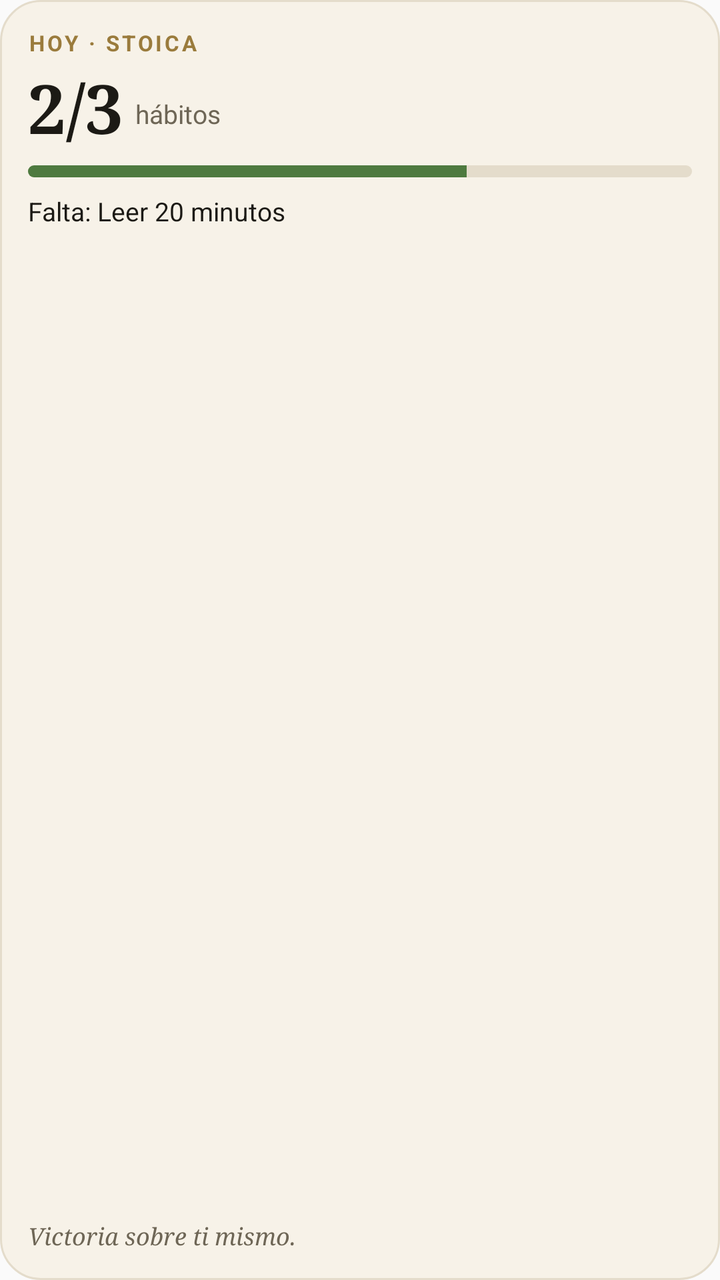
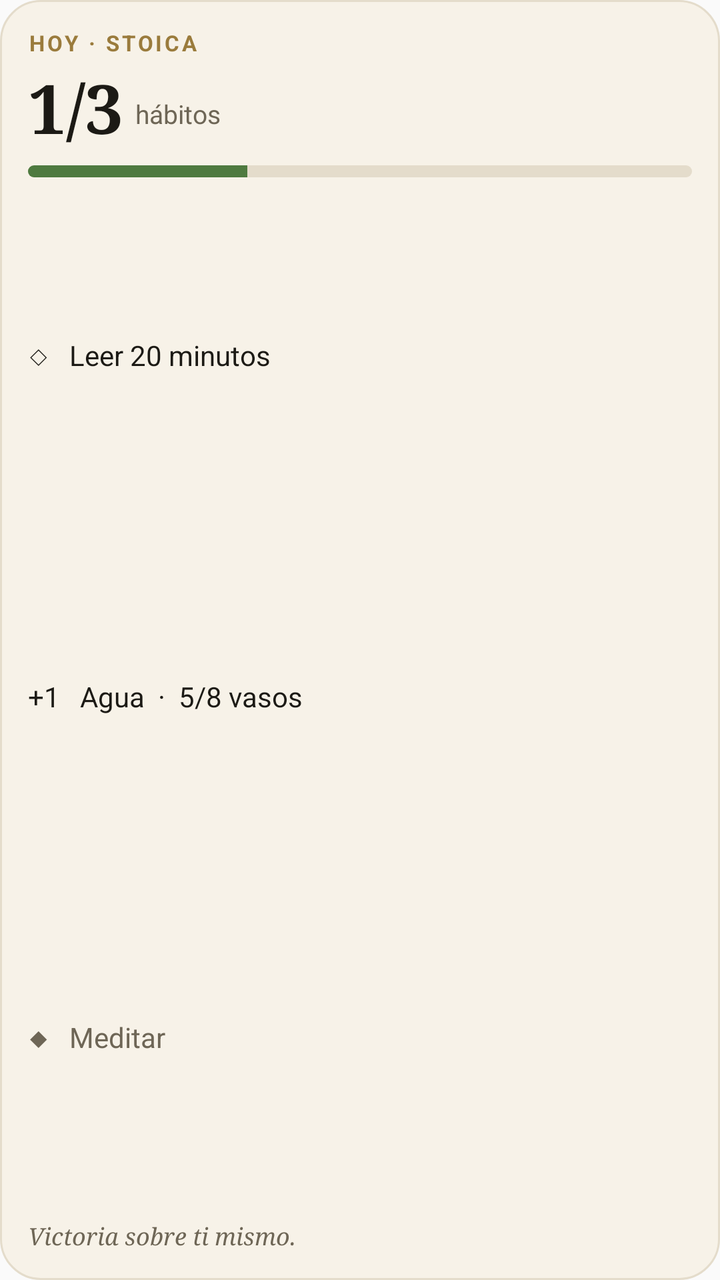

Compare the two renders of this Android layout. The source of the first and the diff that turns it into the second are given below.
<!-- AndroidManifest.xml: application theme AppTheme -->
<!-- res/layout/widget_hoy_muestra.xml -->
<?xml version="1.0" encoding="utf-8"?>
<LinearLayout xmlns:android="http://schemas.android.com/apk/res/android" android:id="@+id/widget_raiz" android:layout_width="match_parent" android:layout_height="match_parent" android:background="@drawable/widget_fondo" android:orientation="vertical" android:padding="14dp">

    <TextView android:id="@+id/w_titulo" android:layout_width="wrap_content" android:layout_height="wrap_content" android:letterSpacing="0.12" android:text="@string/widget_titulo" android:textColor="@color/widget_dorado" android:textSize="11sp" android:textStyle="bold"/>

    <LinearLayout android:layout_width="match_parent" android:layout_height="wrap_content" android:layout_marginTop="2dp" android:gravity="bottom" android:orientation="horizontal">

        <TextView android:id="@+id/w_numero" android:layout_width="wrap_content" android:layout_height="wrap_content" android:fontFamily="serif" android:text="2/3" android:textColor="@color/widget_texto" android:textSize="34sp" android:textStyle="bold"/>

        <TextView android:id="@+id/w_detalle" android:layout_width="wrap_content" android:layout_height="wrap_content" android:layout_marginStart="6dp" android:layout_marginBottom="5dp" android:textColor="@color/widget_suave" android:textSize="13sp" android:text="hábitos"/>
    </LinearLayout>

    <ProgressBar android:id="@+id/w_barra" style="?android:attr/progressBarStyleHorizontal" android:layout_width="match_parent" android:layout_height="6dp" android:layout_marginTop="6dp" android:max="100" android:progress="66" android:progressDrawable="@drawable/widget_barra"/>

    <TextView android:id="@+id/w_texto" android:layout_width="match_parent" android:layout_height="wrap_content" android:layout_marginTop="8dp" android:ellipsize="end" android:maxLines="4" android:text="Falta: Leer 20 minutos" android:textColor="@color/widget_texto" android:textSize="13sp"/>

    
    <FrameLayout android:layout_width="match_parent" android:layout_height="0dp" android:layout_weight="1"/>

    <TextView android:id="@+id/w_frase" android:layout_width="match_parent" android:layout_height="wrap_content" android:layout_marginTop="6dp" android:ellipsize="end" android:fontFamily="serif" android:maxLines="2" android:text="Victoria sobre ti mismo." android:textColor="@color/widget_suave" android:textSize="12sp" android:textStyle="italic"/>
</LinearLayout>
<!-- resources referenced by this layout -->
<resources>
  <color name="widget_dorado">#9A7B3C</color>
  <color name="widget_suave">#6E6656</color>
  <color name="widget_texto">#1C1A15</color>
  <!-- drawable widget_barra (drawable) -->
  <?xml version="1.0" encoding="utf-8"?>
  <layer-list xmlns:android="http://schemas.android.com/apk/res/android">
      <item android:id="@android:id/background">
          <shape>
              <corners android:radius="3dp" />
              <solid android:color="@color/widget_borde" />
          </shape>
      </item>
      <item android:id="@android:id/progress">
          <clip>
              <shape>
                  <corners android:radius="3dp" />
                  <solid android:color="@color/widget_verde" />
              </shape>
          </clip>
      </item>
  </layer-list>
  <!-- drawable widget_fondo (drawable) -->
  <?xml version="1.0" encoding="utf-8"?>
  <shape xmlns:android="http://schemas.android.com/apk/res/android" android:shape="rectangle">
      <solid android:color="@color/widget_fondo" />
      <corners android:radius="20dp" />
      <stroke android:width="1dp" android:color="@color/widget_borde" />
  </shape>
  <string name="widget_titulo">HOY · STOICA</string>
  <style name="AppTheme" parent="Theme.AppCompat.Light.DarkActionBar">
          
          <item name="colorPrimary">@color/colorPrimary</item>
          <item name="colorPrimaryDark">@color/colorPrimaryDark</item>
          <item name="colorAccent">@color/colorAccent</item>
      </style>
  <color name="widget_borde">#E4DCCB</color>
  <color name="widget_verde">#4E7A3F</color>
  <color name="widget_fondo">#F7F2E8</color>
</resources>

<!-- the commit's change to res/layout/widget_hoy_muestra.xml (unified diff, before → after) -->
@@ -5,17 +5,30 @@
 
     <LinearLayout android:layout_width="match_parent" android:layout_height="wrap_content" android:layout_marginTop="2dp" android:gravity="bottom" android:orientation="horizontal">
 
-        <TextView android:id="@+id/w_numero" android:layout_width="wrap_content" android:layout_height="wrap_content" android:fontFamily="serif" android:text="2/3" android:textColor="@color/widget_texto" android:textSize="34sp" android:textStyle="bold"/>
+        <TextView android:id="@+id/w_numero" android:layout_width="wrap_content" android:layout_height="wrap_content" android:fontFamily="serif" android:text="1/3" android:textColor="@color/widget_texto" android:textSize="34sp" android:textStyle="bold"/>
 
         <TextView android:id="@+id/w_detalle" android:layout_width="wrap_content" android:layout_height="wrap_content" android:layout_marginStart="6dp" android:layout_marginBottom="5dp" android:textColor="@color/widget_suave" android:textSize="13sp" android:text="hábitos"/>
     </LinearLayout>
 
-    <ProgressBar android:id="@+id/w_barra" style="?android:attr/progressBarStyleHorizontal" android:layout_width="match_parent" android:layout_height="6dp" android:layout_marginTop="6dp" android:max="100" android:progress="66" android:progressDrawable="@drawable/widget_barra"/>
-
-    <TextView android:id="@+id/w_texto" android:layout_width="match_parent" android:layout_height="wrap_content" android:layout_marginTop="8dp" android:ellipsize="end" android:maxLines="4" android:text="Falta: Leer 20 minutos" android:textColor="@color/widget_texto" android:textSize="13sp"/>
+    <ProgressBar android:id="@+id/w_barra" style="?android:attr/progressBarStyleHorizontal" android:layout_width="match_parent" android:layout_height="6dp" android:layout_marginTop="6dp" android:max="100" android:progress="33" android:progressDrawable="@drawable/widget_barra"/>
 
     
-    <FrameLayout android:layout_width="match_parent" android:layout_height="0dp" android:layout_weight="1"/>
+    <LinearLayout android:id="@+id/w_lineas" android:layout_width="match_parent" android:layout_height="0dp" android:layout_marginTop="4dp" android:layout_weight="1" android:orientation="vertical">
+
+        <TextView android:id="@+id/w_texto" android:layout_width="match_parent" android:layout_height="wrap_content" android:layout_marginTop="6dp" android:ellipsize="end" android:maxLines="3" android:text="@string/widget_abrir" android:textColor="@color/widget_texto" android:textSize="13sp" android:visibility="gone"/>
+
+        <TextView android:id="@+id/w_l0" android:layout_width="match_parent" android:layout_height="0dp" android:layout_weight="1" android:ellipsize="end" android:gravity="center_vertical" android:maxLines="1" android:maxHeight="34dp" android:textColor="@color/widget_texto" android:textSize="14sp" android:visibility="visible" android:text="◇   Leer 20 minutos"/>
+
+        <TextView android:id="@+id/w_l1" android:layout_width="match_parent" android:layout_height="0dp" android:layout_weight="1" android:ellipsize="end" android:gravity="center_vertical" android:maxLines="1" android:maxHeight="34dp" android:textColor="@color/widget_texto" android:textSize="14sp" android:visibility="visible" android:text="+1   Agua  ·  5/8 vasos"/>
+
+        <TextView android:id="@+id/w_l2" android:layout_width="match_parent" android:layout_height="0dp" android:layout_weight="1" android:ellipsize="end" android:gravity="center_vertical" android:maxLines="1" android:maxHeight="34dp" android:textColor="@color/widget_suave" android:textSize="14sp" android:visibility="visible" android:text="◆   Meditar"/>
+
+        <TextView android:id="@+id/w_l3" android:layout_width="match_parent" android:layout_height="0dp" android:layout_weight="1" android:ellipsize="end" android:gravity="center_vertical" android:maxLines="1" android:maxHeight="34dp" android:textColor="@color/widget_texto" android:textSize="14sp" android:visibility="gone"/>
+
+        <TextView android:id="@+id/w_l4" android:layout_width="match_parent" android:layout_height="0dp" android:layout_weight="1" android:ellipsize="end" android:gravity="center_vertical" android:maxLines="1" android:maxHeight="34dp" android:textColor="@color/widget_texto" android:textSize="14sp" android:visibility="gone"/>
+
+        <TextView android:id="@+id/w_l5" android:layout_width="match_parent" android:layout_height="0dp" android:layout_weight="1" android:ellipsize="end" android:gravity="center_vertical" android:maxLines="1" android:maxHeight="34dp" android:textColor="@color/widget_texto" android:textSize="14sp" android:visibility="gone"/>
+    </LinearLayout>
 
     <TextView android:id="@+id/w_frase" android:layout_width="match_parent" android:layout_height="wrap_content" android:layout_marginTop="6dp" android:ellipsize="end" android:fontFamily="serif" android:maxLines="2" android:text="Victoria sobre ti mismo." android:textColor="@color/widget_suave" android:textSize="12sp" android:textStyle="italic"/>
 </LinearLayout>
<!-- resource entries referenced after the edit -->
@@ -28,6 +28,7 @@
       <corners android:radius="20dp" />
       <stroke android:width="1dp" android:color="@color/widget_borde" />
   </shape>
+  <string name="widget_abrir">Abrí Stoica para ver tu día.</string>
   <string name="widget_titulo">HOY · STOICA</string>
   <style name="AppTheme" parent="Theme.AppCompat.Light.DarkActionBar">
           
